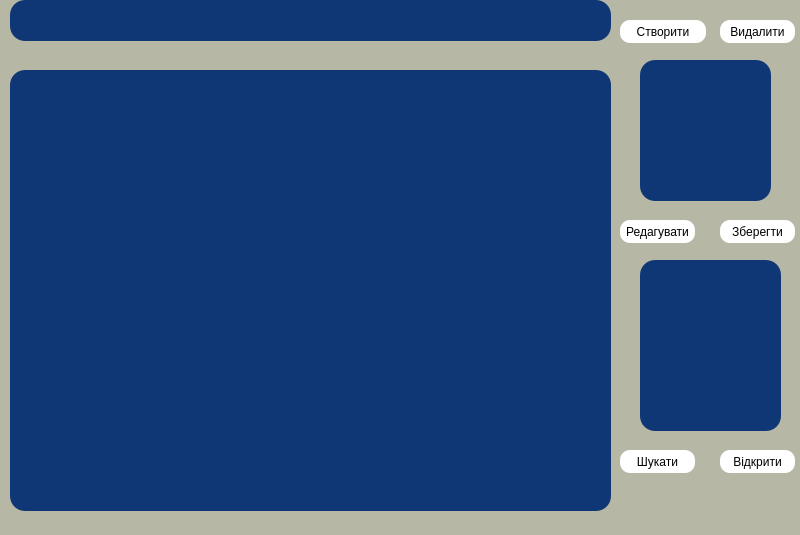
The window that untitled.ui (MaxKomar15/smart-notes) describes before a commit, drawn with Qt 5.
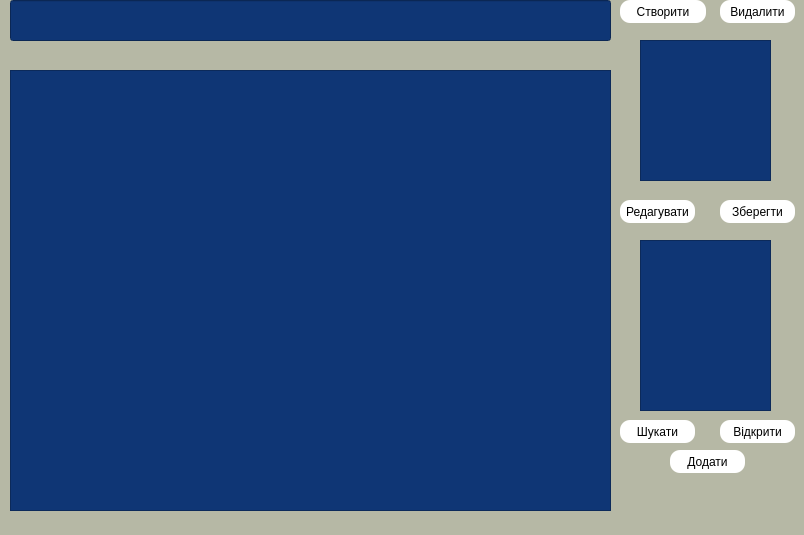
The same window after the commit.

Diff of the .ui file:
```diff
--- a/untitled.ui
+++ b/untitled.ui
@@ -6,7 +6,7 @@
    <rect>
     <x>0</x>
     <y>0</y>
-    <width>800</width>
+    <width>804</width>
     <height>535</height>
    </rect>
   </property>
@@ -28,8 +28,7 @@
     </property>
     <property name="styleSheet">
      <string notr="true">background-color:#0f3675;
-color:white;
-border-radius:15px;</string>
+color:white;</string>
     </property>
    </widget>
    <widget class="QLineEdit" name="lineEdit">
@@ -43,8 +42,7 @@
     </property>
     <property name="styleSheet">
      <string notr="true">background-color:#0f3675;
-color:white;
-border-radius:15px;</string>
+color:white;</string>
     </property>
     <property name="text">
      <string/>
@@ -54,7 +52,7 @@
     <property name="geometry">
      <rect>
       <x>620</x>
-      <y>20</y>
+      <y>0</y>
       <width>86</width>
       <height>23</height>
      </rect>
@@ -72,7 +70,7 @@
     <property name="geometry">
      <rect>
       <x>620</x>
-      <y>220</y>
+      <y>200</y>
       <width>75</width>
       <height>23</height>
      </rect>
@@ -90,22 +88,21 @@
     <property name="geometry">
      <rect>
       <x>640</x>
-      <y>60</y>
+      <y>40</y>
       <width>131</width>
       <height>141</height>
      </rect>
     </property>
     <property name="styleSheet">
      <string notr="true">background-color:#0f3675;
-color:white;
-border-radius:15px;</string>
+color:white;</string>
     </property>
    </widget>
    <widget class="QPushButton" name="save_btn4">
     <property name="geometry">
      <rect>
       <x>720</x>
-      <y>220</y>
+      <y>200</y>
       <width>75</width>
       <height>23</height>
      </rect>
@@ -123,7 +120,7 @@
     <property name="geometry">
      <rect>
       <x>720</x>
-      <y>20</y>
+      <y>0</y>
       <width>75</width>
       <height>23</height>
      </rect>
@@ -141,7 +138,7 @@
     <property name="geometry">
      <rect>
       <x>620</x>
-      <y>450</y>
+      <y>420</y>
       <width>75</width>
       <height>23</height>
      </rect>
@@ -159,7 +156,7 @@
     <property name="geometry">
      <rect>
       <x>720</x>
-      <y>450</y>
+      <y>420</y>
       <width>75</width>
       <height>23</height>
      </rect>
@@ -177,15 +174,32 @@
     <property name="geometry">
      <rect>
       <x>640</x>
-      <y>260</y>
-      <width>141</width>
+      <y>240</y>
+      <width>131</width>
       <height>171</height>
      </rect>
     </property>
     <property name="styleSheet">
      <string notr="true">background-color:#0f3675;
-color:white;
-border-radius:15px;</string>
+color:white;</string>
+    </property>
+   </widget>
+   <widget class="QPushButton" name="add_tag">
+    <property name="geometry">
+     <rect>
+      <x>670</x>
+      <y>450</y>
+      <width>75</width>
+      <height>23</height>
+     </rect>
+    </property>
+    <property name="styleSheet">
+     <string notr="true">background-color:white;
+color:black;
+border-radius:10px;</string>
+    </property>
+    <property name="text">
+     <string>Додати</string>
     </property>
    </widget>
   </widget>
```
Left out of the diff: 2 changed lines with no effect on the pictures.
